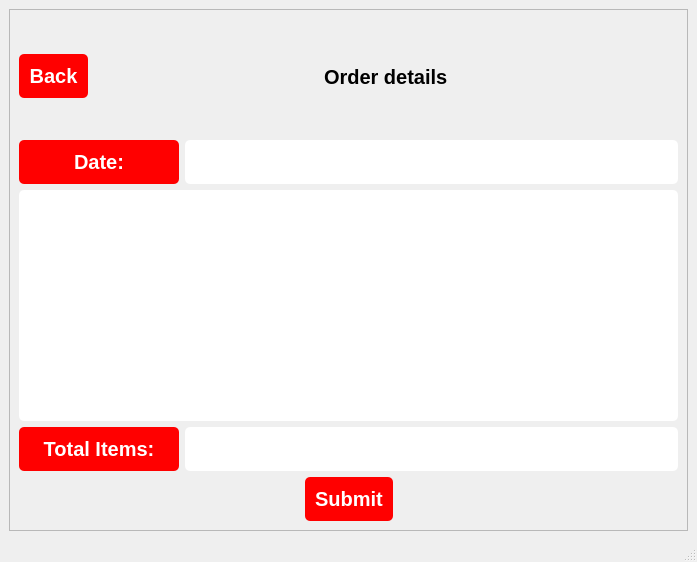
The window that QT resource/order.ui (fatma105/Vending-Machine-App) describes before a commit, drawn with Qt 5.
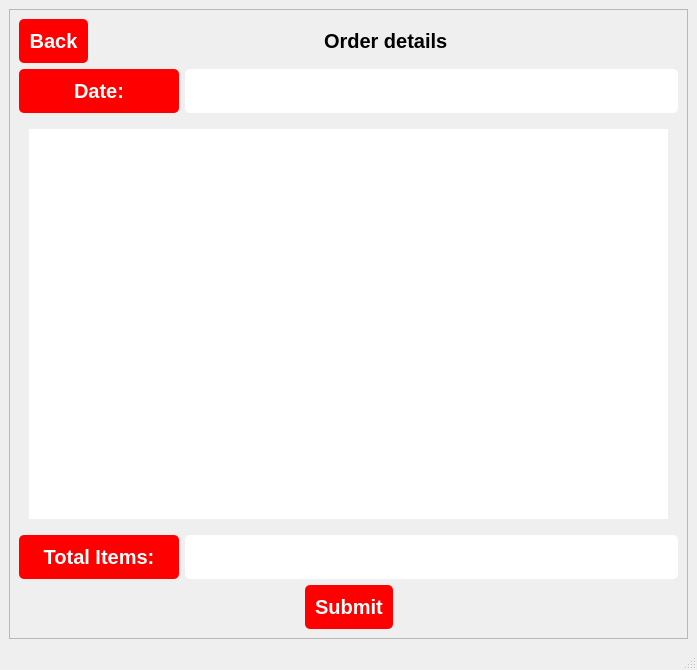
The same window after the commit.

```diff
--- a/QT resource/order.ui
+++ b/QT resource/order.ui
@@ -10,7 +10,7 @@
     <x>0</x>
     <y>0</y>
     <width>697</width>
-    <height>562</height>
+    <height>670</height>
    </rect>
   </property>
   <property name="windowTitle">
@@ -59,7 +59,7 @@
          <x>0</x>
          <y>0</y>
          <width>673</width>
-         <height>513</height>
+         <height>621</height>
         </rect>
        </property>
        <layout class="QGridLayout" name="gridLayout_2">
@@ -91,6 +91,12 @@
               </item>
               <item>
                <widget class="QLabel" name="label_21">
+                <property name="maximumSize">
+                 <size>
+                  <width>16777215</width>
+                  <height>60</height>
+                 </size>
+                </property>
                 <property name="styleSheet">
                  <string notr="true">
 font: 75 28pt &quot;Microsoft YaHei&quot;;
@@ -151,22 +157,15 @@
              </layout>
             </item>
             <item>
-             <widget class="QPushButton" name="pushButton_6">
-              <property name="enabled">
-               <bool>false</bool>
-              </property>
-              <property name="minimumSize">
-               <size>
-                <width>0</width>
-                <height>231</height>
-               </size>
-              </property>
+             <widget class="QListWidget" name="listWidget">
               <property name="styleSheet">
-               <string notr="true">background-color: rgb(255, 255, 255);
-</string>
-              </property>
-              <property name="text">
-               <string/>
+               <string notr="true">QListWidget {
+    font-size:35px;
+    padding: 10px;
+	font-weight: bold;
+    border-radius: 5px;
+    color: black;
+}</string>
               </property>
              </widget>
             </item>
```
